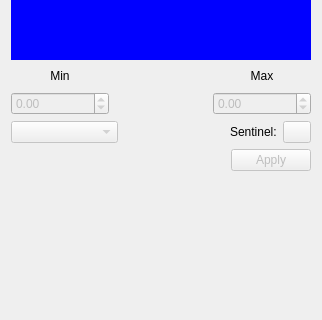
ATNoG/HealpixViewer, file src/histogramwidget.ui: the form before one commit; both pictures show x 0 to 322 and y 101 to 421 of the 322 by 600 pixel window.
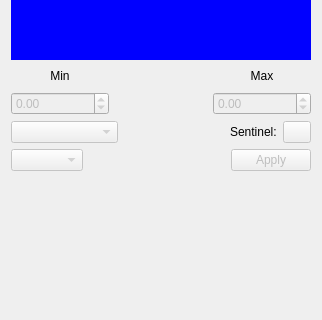
The form after the commit. Custom widgets are drawn as their Qt base class.

Commit message: Added support for asinh and logarithmic color map scales

Diff of the .ui file:
```diff
--- a/src/histogramwidget.ui
+++ b/src/histogramwidget.ui
@@ -190,6 +190,13 @@
    </item>
    <item>
     <layout class="QHBoxLayout" name="horizontalLayout">
+     <item>
+      <widget class="QComboBox" name="scaleSelector">
+       <property name="enabled">
+        <bool>false</bool>
+       </property>
+      </widget>
+     </item>
      <item>
       <spacer name="horizontalSpacer_3">
        <property name="orientation">
```
The commit also changes 16 other files.
